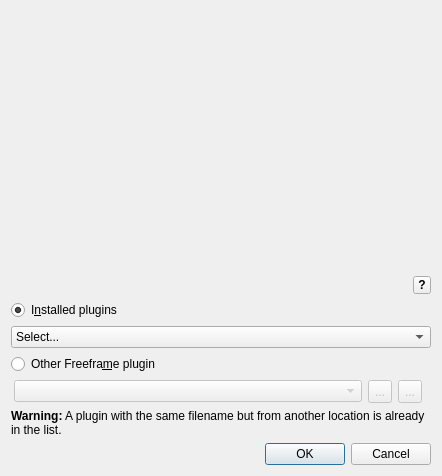
This is src/FFGLEffectSelectionDialog.ui in markus-wa/glmixer-mirror as Qt 5 draws it before an edit. The edited form follows.
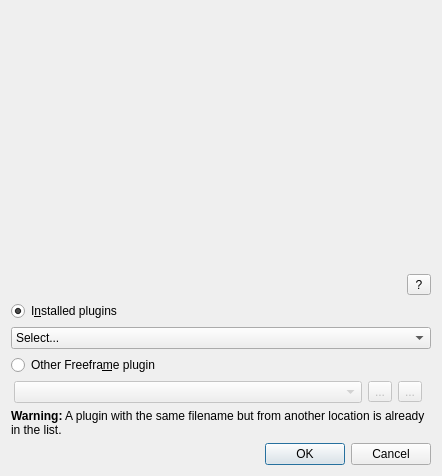
This is the edited form. Icons and pictures are not drawn. Custom widgets are drawn as their Qt base class.

Commit message: GUI improvement help button.

Diff of the .ui file:
```diff
--- a/src/FFGLEffectSelectionDialog.ui
+++ b/src/FFGLEffectSelectionDialog.ui
@@ -17,12 +17,6 @@
    <iconset resource="../icons.qrc">
     <normaloff>:/glmixer/icons/ffgl-source.png</normaloff>:/glmixer/icons/ffgl-source.png</iconset>
   </property>
-  <property name="styleSheet">
-   <string notr="true">QToolButton {
-     min-height: 16px;
-     min-width: 16px;
-}</string>
-  </property>
   <layout class="QVBoxLayout" name="verticalLayout">
    <item>
     <widget class="SourceDisplayWidget" name="preview" native="true">
@@ -51,19 +45,14 @@
      </item>
      <item>
       <widget class="QToolButton" name="helpFreeFrameButton">
+       <property name="maximumSize">
+        <size>
+         <width>24</width>
+         <height>24</height>
+        </size>
+       </property>
        <property name="toolTip">
-        <string>Open Online Documentation</string>
-       </property>
-       <property name="styleSheet">
-        <string notr="true">QToolButton {
-     min-height: 16px;
-     min-width: 16px;
-     max-height: 16px;
-     max-width: 16px;
-        font: bold;
-}
-
-</string>
+        <string>What is FreeFrame GL ?</string>
        </property>
        <property name="text">
         <string>?</string>
@@ -72,6 +61,12 @@
         <iconset resource="../icons.qrc">
          <normaloff>:/glmixer/icons/question.png</normaloff>:/glmixer/icons/question.png</iconset>
        </property>
+       <property name="iconSize">
+        <size>
+         <width>24</width>
+         <height>24</height>
+        </size>
+       </property>
       </widget>
      </item>
     </layout>
```
The commit also changes 4 other files.
